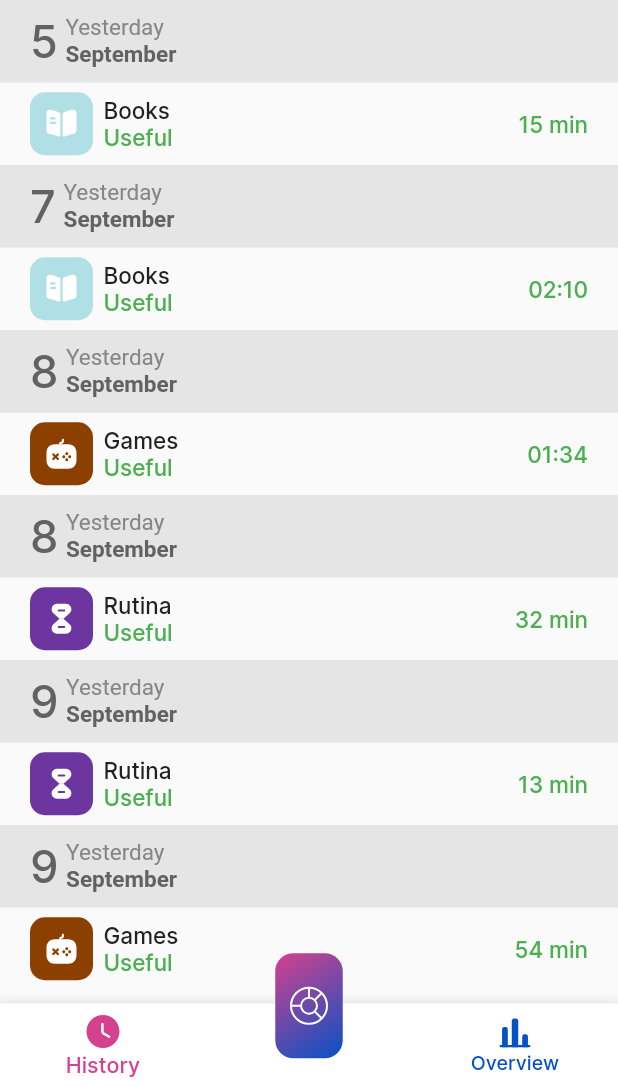
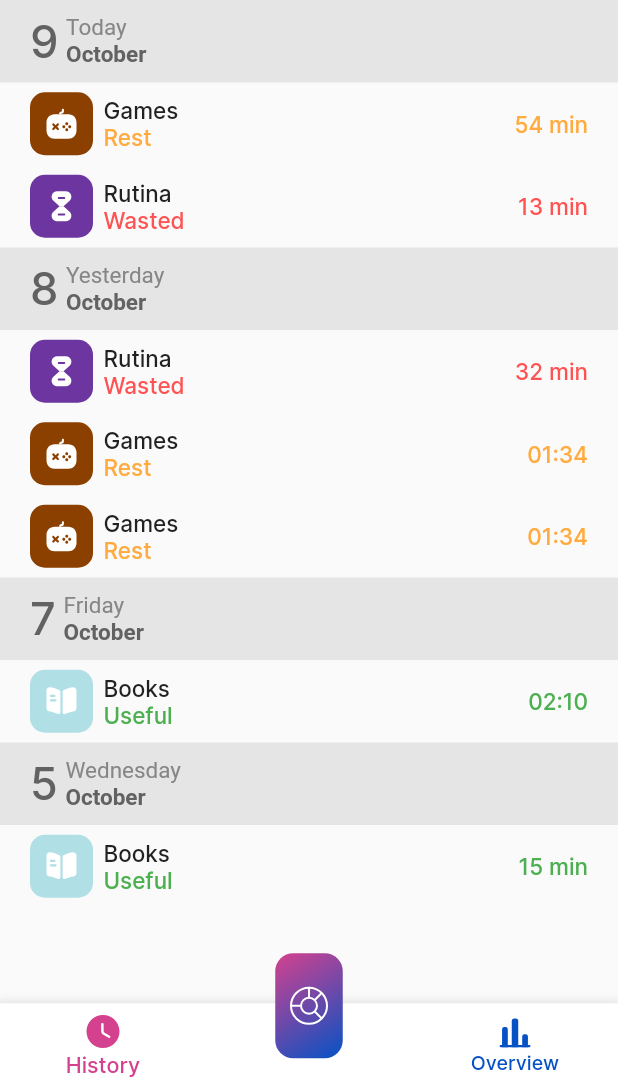
Before and after one commit to CptTapochek/TimeSaver, a Flutter app: the screen it shows after launch, after a tap on the "edit" icon, after a tap on "History", on a phone screen of 412 x 824 dp, the part 150-1236 px from its top. Run offline on Flutter 3.47's test engine with Material 2 defaults, Android fonts, the phone set to English and light mode, and no system bars; our stand-ins replace carousel_slider, flutter_svg, shared_preferences, sqflite, syncfusion_flutter_charts; missing offline and left inert: flutter_shake_animated; accounts and stored records are empty.

Commit message:
history structure

```diff
--- a/lib/screens/Category/Category.dart
+++ b/lib/screens/Category/Category.dart
@@ -4,8 +4,6 @@ import 'package:syncfusion_flutter_charts/charts.dart';
 import 'package:time_saver/screens/Category/Blocks/CategoryBlock.dart';
 import 'package:time_saver/screens/NewCategory/NewCategory.dart';
 
-
-late List<GDPData> _chartData;
 
 class GDPData{
   GDPData(this.categoryTitle, this.gdp, this.colors, this.type);
@@ -14,7 +12,6 @@ class GDPData{
   final Color colors;
   final String type;
 }
-
 
 class CategoryPage extends StatefulWidget {
   const CategoryPage({Key? key, required this.editCategories}) : super(key: key);
@@ -32,30 +29,25 @@ class CategoryPageState extends State<CategoryPage>{
   List data = [{"category_0": null} ,{"category_1": null}];
   bool loaded = false;
   bool reload = false;
+  List<GDPData> _chartData = [];
 
   List<GDPData> getCharData() {
     final List<GDPData> chartData = [
-      for(int idx = 0; idx <= data.length; idx++)
+      for(int idx = 0; idx < data.length; idx++)
         idx == 0 && data[idx]["category_${idx + 1}"] == null ?
+        GDPData("none", 1, const Color(0xffc2c2c2), "none") :
         GDPData(
-            "none", 1, const Color(0xffc2c2c2), "none"
-        ) :
-        loaded ? GDPData(
             data[idx]["category_${idx + 1}"] != null ? data[idx]["category_${idx + 1}"]["title"] : "",
             data[idx]["category_${idx + 1}"] != null ? data[idx]["category_${idx + 1}"]["time"] : 0,
             data[idx]["category_${idx + 1}"] != null ? Color(int.parse("0xff${data[idx]["category_${idx + 1}"]["color"]}")) : Colors.transparent,
             data[idx]["category_${idx + 1}"] != null ? data[idx]["category_${idx + 1}"]["type"] : ""
-        ) : GDPData("none", 1, const Color(0xffc2c2c2), "none"),
+        )
     ];
-
     return chartData;
   }
 
   @override
   void initState(){
-    loaded ? _chartData = [
-      GDPData("none", 0, Colors.transparent, "useful")
-    ] : _chartData = getCharData();
     super.initState();
   }
 
@@ -125,6 +117,12 @@ class CategoryPageState extends State<CategoryPage>{
 
   @override
   Widget build(BuildContext context){
+    if(loaded){
+      setState((){
+        _chartData = getCharData();
+      });
+    }
+
     getCategoriesStorage();
     resetCategoryStorage();
     var screenHeight = MediaQuery.of(context).size.height;
@@ -272,7 +270,7 @@ class CategoryPageState extends State<CategoryPage>{
               height: screenWidth * 0.5,
               child: Stack(
                 children: [
-                  SfCircularChart(
+                  loaded ? SfCircularChart(
                     series: <CircularSeries>[
                       DoughnutSeries<GDPData, String>(
                           dataSource: _chartData,
@@ -285,7 +283,7 @@ class CategoryPageState extends State<CategoryPage>{
                           radius: '${screenWidth * 0.24}'
                       ),
                     ],
-                  ),
+                  ) : const SizedBox(),
                   Positioned.fill(
                     child: Align(
                         alignment: Alignment.center,
--- /dev/null
+++ b/lib/screens/History/Blocks/HistoryElement.dart
@@ -0,0 +1,248 @@
+import 'package:flutter/material.dart';
+import 'package:flutter_svg/flutter_svg.dart';
+
+
+class HistoryElement extends StatefulWidget {
+  const HistoryElement({Key? key, required this.data, required this.header}) : super(key: key);
+  final Map<dynamic, dynamic> data;
+  final bool header;
+
+  @override
+  State<HistoryElement> createState() => HistoryElementState();
+}
+
+class HistoryElementState extends State<HistoryElement> {
+  String day = "0";
+  String month = "";
+  var data = {};
+
+  @override
+  void initState() {
+    data = widget.data;
+    day = DateTime.fromMillisecondsSinceEpoch(data["date"]).day.toString();
+    month = getMonthName(DateTime.fromMillisecondsSinceEpoch(data["date"]).month);
+
+    super.initState();
+  }
+
+  @override
+  Widget build(BuildContext context) {
+
+    String getTime(int time){
+      int hours = 0, minutes = 0;
+      String finalTime = "";
+      for(var i = 0; i < time; i++){
+        if(i % 60 == 0){
+          minutes++;
+          if(minutes % 60 == 0){
+            hours++;
+            minutes = 0;
+          }
+        }
+      }
+      if(hours < 1){
+        finalTime = "${minutes.toString()} min";
+      } else {
+        finalTime = "${hours < 10 ? '0' : ''}${hours.toString()}:${minutes < 10 ? '0' : ''}${minutes.toString()}";
+      }
+      return finalTime;
+    }
+
+    String getWeekDay(int day) {
+      String weekDay = "";
+      switch(day){
+        case 1: weekDay = "Monday"; break;
+        case 2: weekDay = "Tuesday"; break;
+        case 3: weekDay = "Wednesday"; break;
+        case 4: weekDay = "Thursday"; break;
+        case 5: weekDay = "Friday"; break;
+        case 6: weekDay = "Saturday"; break;
+        case 7: weekDay = "Sunday"; break;
+      }
+      return weekDay;
+    }
+
+    String getDay() {
+      String day = "";
+      DateTime now = DateTime.now();
+      DateTime oldTime = DateTime.fromMillisecondsSinceEpoch(data["date"]);
+
+      switch(DateTime(oldTime.year, oldTime.month, oldTime.day).difference(DateTime(now.year, now.month, now.day)).inDays){
+        case 0: day = "Today"; break;
+        case -1: day = "Yesterday"; break;
+        default: day = getWeekDay(oldTime.weekday);
+      }
+      return day;
+    }
+
+    String getTimeType(String timeType){
+      String _timeType = "";
+      switch(timeType){
+        case "useful": _timeType = "Useful"; break;
+        case "rest": _timeType = "Rest"; break;
+        case "wasted": _timeType = "Wasted"; break;
+      }
+      return _timeType;
+    }
+
+    Color getTimeColor(String timeType){
+      Color _timeColor = const Color(0xffffffff);
+      switch(timeType){
+        case "useful": _timeColor = Colors.green; break;
+        case "rest": _timeColor = Colors.orangeAccent; break;
+        case "wasted": _timeColor = Colors.redAccent; break;
+      }
+      return _timeColor;
+    }
+
+    return SizedBox(
+      child: Column(
+        children: [
+          if(widget.header)
+            Container(
+              padding: const EdgeInsets.symmetric(horizontal: 20),
+              color: const Color(0xffe5e5e5),
+              height: 55,
+              child: Row(
+                mainAxisAlignment: MainAxisAlignment.start,
+                children: [
+                  Text(
+                    day,
+                    style: const TextStyle(
+                      color: Color(0xff626262),
+                      fontWeight: FontWeight.w500,
+                      fontSize: 30,
+                      fontFamily: "Inter",
+                    ),
+                  ),
+                  const SizedBox(width: 5),
+                  RichText(
+                    text: TextSpan(
+                        style: const TextStyle(
+                          fontFamily: "Inter",
+                          fontSize: 15,
+                        ),
+                        children: [
+                          TextSpan(
+                            text: getDay(),
+                            style: const TextStyle(
+                              color: Color(0xff868686),
+                            ),
+                          ),
+                          TextSpan(
+                              text: "\n$month",
+                              style: const TextStyle(
+                                color: Color(0xff626262),
+                                fontWeight: FontWeight.w600,
+                              )
+                          ),
+                        ]
+                    ),
+                  ),
+                ],
+              ),
+            ),
+          TextButton(
+            onPressed: (){print("Short Press!");},
+            onLongPress: (){print("Long Press!");},
+            style: ButtonStyle(
+              overlayColor: MaterialStateColor.resolveWith((states) => const Color(0xffe3e3e3)),
+              padding: MaterialStateProperty.resolveWith((states) => EdgeInsets.zero),
+            ),
+            child: Container(
+              padding: const EdgeInsets.symmetric(horizontal: 20),
+              height: 55,
+              child: Row(
+                crossAxisAlignment: CrossAxisAlignment.center,
+                mainAxisAlignment: MainAxisAlignment.center,
+                children: [
+                  SizedBox(
+                    width: 42, height: 42,
+                    child: Stack(
+                      children: [
+                        Container(
+                          decoration: BoxDecoration(
+                              color: Color(int.parse("0xff${data["catColor"]}")),
+                              borderRadius: BorderRadius.circular(10)
+                          ),
+                        ),
+                        Positioned(
+                          child: Center(
+                            child: SvgPicture.asset(
+                              "assets/category-icons/${data["catIcon"]}.svg",
+                              color: Colors.white,
+                              height: 24, width: 24,
+                            ),
+                          ),
+                        )
+                      ],
+                    ),
+                  ),
+                  const SizedBox(width: 7),
+                  Column(
+                    mainAxisAlignment: MainAxisAlignment.center,
+                    crossAxisAlignment: CrossAxisAlignment.start,
+                    children: [
+                      SizedBox(
+                        width: 200,
+                        child: Text(
+                          data["catTitle"],
+                          maxLines: 1,
+                          overflow: TextOverflow.ellipsis,
+                          style: const TextStyle(
+                              color: Color(0xff212121),
+                              fontSize: 15,
+                              fontFamily: "Inter",
+                              fontWeight: FontWeight.w500
+                          ),
+                        ),
+                      ),
+                      Text(
+                        getTimeType(data["catType"]),
+                        style: TextStyle(
+                            color: getTimeColor(data["catType"]),
+                            fontSize: 15,
+                            fontFamily: "Inter",
+                            fontWeight: FontWeight.w500
+                        ),
+                      )
+                    ],
+                  ),
+                  const Spacer(),
+                  Text(
+                    getTime(data["time"]),
+                    style: TextStyle(
+                        color: getTimeColor(data["catType"]),
+                        fontSize: 15,
+                        fontFamily: "Inter",
+                        fontWeight: FontWeight.w500
+                    ),
+                  )
+                ],
+              ),
+            ),
+          )
+        ],
+      ),
+    );
+  }
+}
+
+String getMonthName(int monthNum) {
+  String monthName = "";
+  switch(monthNum){
+    case 1: monthName = "January"; break;
+    case 2: monthName = "February"; break;
+    case 3: monthName = "March"; break;
+    case 4: monthName = "April"; break;
+    case 5: monthName = "May"; break;
+    case 6: monthName = "June"; break;
+    case 7: monthName = "Jule"; break;
+    case 8: monthName = "August"; break;
+    case 9: monthName = "September"; break;
+    case 10: monthName = "October"; break;
+    case 11: monthName = "November"; break;
+    case 12: monthName = "December"; break;
+  }
+  return monthName;
+}
--- a/lib/screens/History/HistoryList.dart
+++ b/lib/screens/History/HistoryList.dart
@@ -1,5 +1,6 @@
 import 'package:flutter/material.dart';
 import 'package:flutter_svg/flutter_svg.dart';
+import 'package:time_saver/screens/History/Blocks/HistoryElement.dart';
 
 class HistoryList extends StatefulWidget {
   const HistoryList({Key? key}) : super(key: key);
@@ -28,6 +29,12 @@ class HistoryListState extends State<HistoryList> {
       "category_id": 3,
       "date": DateTime.now().subtract(Duration(minutes: 50)).millisecondsSinceEpoch,
       "time": 3200,
+    },
+    {
+      "id": 11321,
+      "category_id": 3,
+      "date": DateTime.now().subtract(Duration(days: 1)).millisecondsSinceEpoch,
+      "time": 5600,
     },
     {
       "id": 11321,
@@ -118,167 +125,34 @@ class HistoryListState extends State<HistoryList> {
                 "catType": categories[jdx]["type"]
               }
       ];
-      sortingData(transactionsList, transactionsList.length, "asc");
+      sortingData(transactionsList, transactionsList.length, "desc");
     }
   }
 
   @override
   Widget build(BuildContext context) {
     createTransactionsList();
-    print("++++++++++++++++++++${transactionsList}");
 
-    String getTime(time){
-      int hours = 0, minutes = 0;
-      String finalTime = "";
-      for(var i = 0; i < time; i++){
-        if(i % 60 == 0){
-          minutes++;
-          if(minutes % 60 == 0){
-            hours++;
-            minutes = 0;
-          }
-        }
+    bool getDaysDifference(int firsTime, int secondTime){
+      bool response = false;
+      DateTime _firstTime = DateTime.fromMillisecondsSinceEpoch(firsTime);
+      DateTime _secondTime = DateTime.fromMillisecondsSinceEpoch(secondTime);
+      var difference = DateTime(_secondTime.year, _secondTime.month, _secondTime.day).difference(DateTime(_firstTime.year, _firstTime.month, _firstTime.day)).inDays;
+      if(difference == 0){
+        response = false;
+      } else {
+        response = true;
       }
-      if(hours < 1){
-        finalTime = "${minutes.toString()} min";
-      } else {
-        finalTime = "${hours < 10 ? '0' : ''}${hours.toString()}:${minutes < 10 ? '0' : ''}${minutes.toString()}";
-      }
-      return finalTime;
+      return response;
     }
 
     return Column(
       children: [
         for(var idx = 0; idx < transactionsList.length; idx++)
-        SizedBox(
-          child: Column(
-            children: [
-                Container(
-                  padding: const EdgeInsets.symmetric(horizontal: 20),
-                  color: const Color(0xffe5e5e5),
-                  height: 55,
-                  child: Row(
-                    mainAxisAlignment: MainAxisAlignment.start,
-                    children: [
-                      Text(
-                        DateTime.fromMillisecondsSinceEpoch(transactionsList[idx]["date"]).day.toString(),
-                        style: const TextStyle(
-                          color: Color(0xff626262),
-                          fontWeight: FontWeight.w500,
-                          fontSize: 30,
-                          fontFamily: "Inter",
-                        ),
-                      ),
-                      const SizedBox(width: 5),
-                      RichText(
-                        text: TextSpan(
-                            style: TextStyle(
-                              fontFamily: "Inter",
-                              fontSize: 15,
-                            ),
-                            children: [
-                              TextSpan(
-                                text: "Yesterday",
-                                style: TextStyle(
-                                  color: Color(0xff868686),
-                                ),
-                              ),
-                              TextSpan(
-                                  text: "\n${"September"}",
-                                  style: TextStyle(
-                                    color: Color(0xff626262),
-                                    fontWeight: FontWeight.w600,
-                                  )
-                              ),
-                            ]
-                          ),
-                      ),
-                    ],
-                  ),
-                ),
-              TextButton(
-                onPressed: (){print("Short Press!");},
-                onLongPress: (){print("Long Press!");},
-                style: ButtonStyle(
-                  overlayColor: MaterialStateColor.resolveWith((states) => const Color(0xffe3e3e3)),
-                  padding: MaterialStateProperty.resolveWith((states) => EdgeInsets.zero),
-                ),
-                child: Container(
-                  padding: const EdgeInsets.symmetric(horizontal: 20),
-                  height: 55,
-                  child: Row(
-                    crossAxisAlignment: CrossAxisAlignment.center,
-                    mainAxisAlignment: MainAxisAlignment.center,
-                    children: [
-                      SizedBox(
-                        width: 42, height: 42,
-                        child: Stack(
-                          children: [
-                            Container(
-                              decoration: BoxDecoration(
-                                  color: Color(int.parse("0xff${transactionsList[idx]["catColor"]}")),
-                                  borderRadius: BorderRadius.circular(10)
-                              ),
-                            ),
-                            Positioned(
-                              child: Center(
-                                child: SvgPicture.asset(
-                                  "assets/category-icons/${transactionsList[idx]["catIcon"]}.svg",
-                                  color: Colors.white,
-                                  height: 24, width: 24,
-                                ),
-                              ),
-                            )
-                          ],
-                        ),
-                      ),
-                      const SizedBox(width: 7),
-                      Column(
-                        mainAxisAlignment: MainAxisAlignment.center,
-                        crossAxisAlignment: CrossAxisAlignment.start,
-                        children: [
-                          SizedBox(
-                            width: 200,
-                            child: Text(
-                              transactionsList[idx]["catTitle"],
-                              maxLines: 1,
-                              overflow: TextOverflow.ellipsis,
-                              style: const TextStyle(
-                                  color: Color(0xff212121),
-                                  fontSize: 15,
-                                  fontFamily: "Inter",
-                                  fontWeight: FontWeight.w500
-                              ),
-                            ),
-                          ),
-                          Text(
-                            "Useful",
-                            style: const TextStyle(
-                                color: Colors.green,
-                                fontSize: 15,
-                                fontFamily: "Inter",
-                                fontWeight: FontWeight.w500
-                            ),
-                          )
-                        ],
-                      ),
-                      const Spacer(),
-                      Text(
-                        getTime(transactionsList[idx]["time"]),
-                        style: const TextStyle(
-                            color: Colors.green,
-                            fontSize: 15,
-                            fontFamily: "Inter",
-                            fontWeight: FontWeight.w500
-                        ),
-                      )
-                    ],
-                  ),
-                ),
-              )
-            ],
+          HistoryElement(
+            data: transactionsList[idx],
+            header: idx == 0 ? true : getDaysDifference(transactionsList[idx]["date"], transactionsList[idx - 1]["date"]),
           ),
-        )
       ],
     );
   }
```
